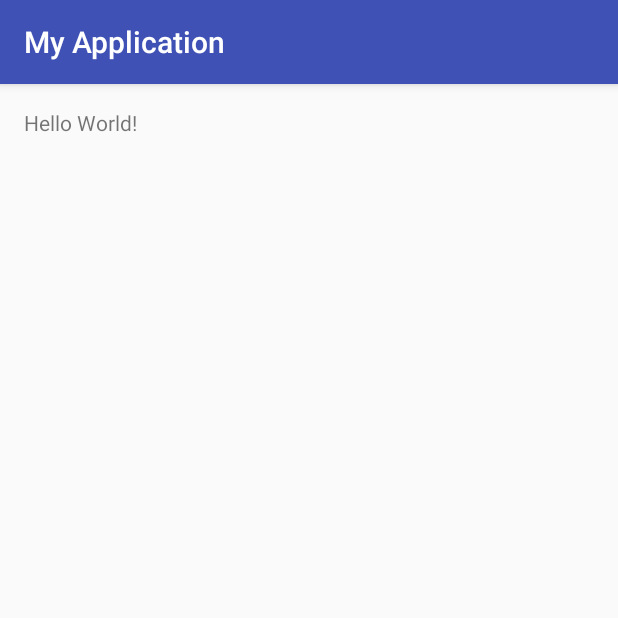
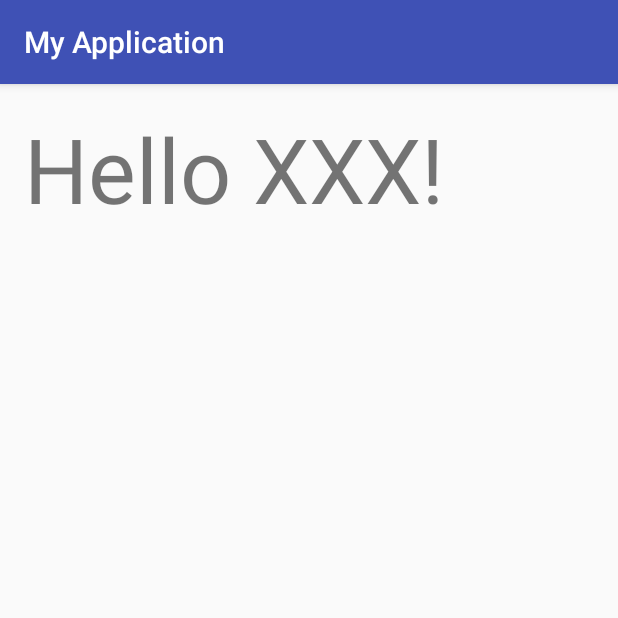
Before and after one commit to TristanBolyan/Lab_1, an Android app: the screen it shows after launch (MainActivity), on a phone screen of 412 x 824 dp, the top half of it. Run offline under Robolectric (Android 15) with nearby library versions, the phone set to English and light mode, and no system bars.

Commit message:
Changed name and size

```diff
--- a/app/src/main/res/layout/activity_main.xml
+++ b/app/src/main/res/layout/activity_main.xml
@@ -12,5 +12,6 @@
     <TextView
         android:layout_width="wrap_content"
         android:layout_height="wrap_content"
-        android:text="Hello World!" />
+        android:textSize="60dp"
+        android:text="Hello XXX!" />
 </RelativeLayout>
```
